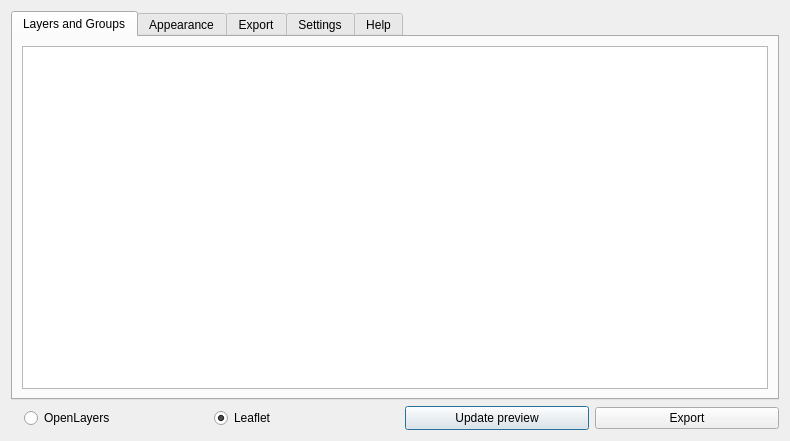
First picture: the form in qgis2web/ui_maindialog.ui, repository qgis2web/qgis2web, before the edit.
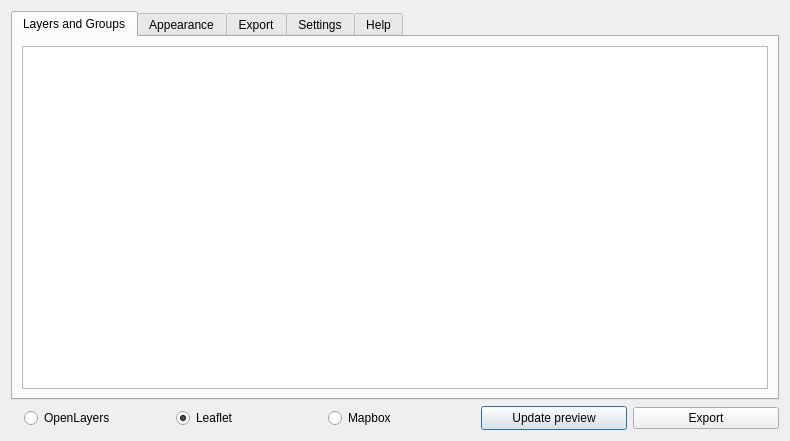
Second picture: the form after the edit. Icons and pictures are not drawn.

Commit message: Merge Mapbox GL JS export

The edit to the form file:
```diff
--- a/qgis2web/ui_maindialog.ui
+++ b/qgis2web/ui_maindialog.ui
@@ -313,7 +313,7 @@
       </widget>
      </item>
      <item>
-      <layout class="QHBoxLayout" name="horizontalLayout_2" stretch="0,0,0,0,0">
+      <layout class="QHBoxLayout" name="horizontalLayout_2" stretch="0,0,0,0,0,0">
        <property name="spacing">
         <number>6</number>
        </property>
@@ -370,6 +370,16 @@
          </attribute>
         </widget>
        </item>
+       <item>
+        <widget class="QRadioButton" name="mapbox">
+         <property name="text">
+          <string>Mapbox</string>
+         </property>
+         <attribute name="buttonGroup">
+          <string notr="true">mapFormat</string>
+         </attribute>
+        </widget>
+       </item>
        <item>
         <widget class="QPushButton" name="buttonPreview">
          <property name="minimumSize">
```
The commit also changes 28 other files.
